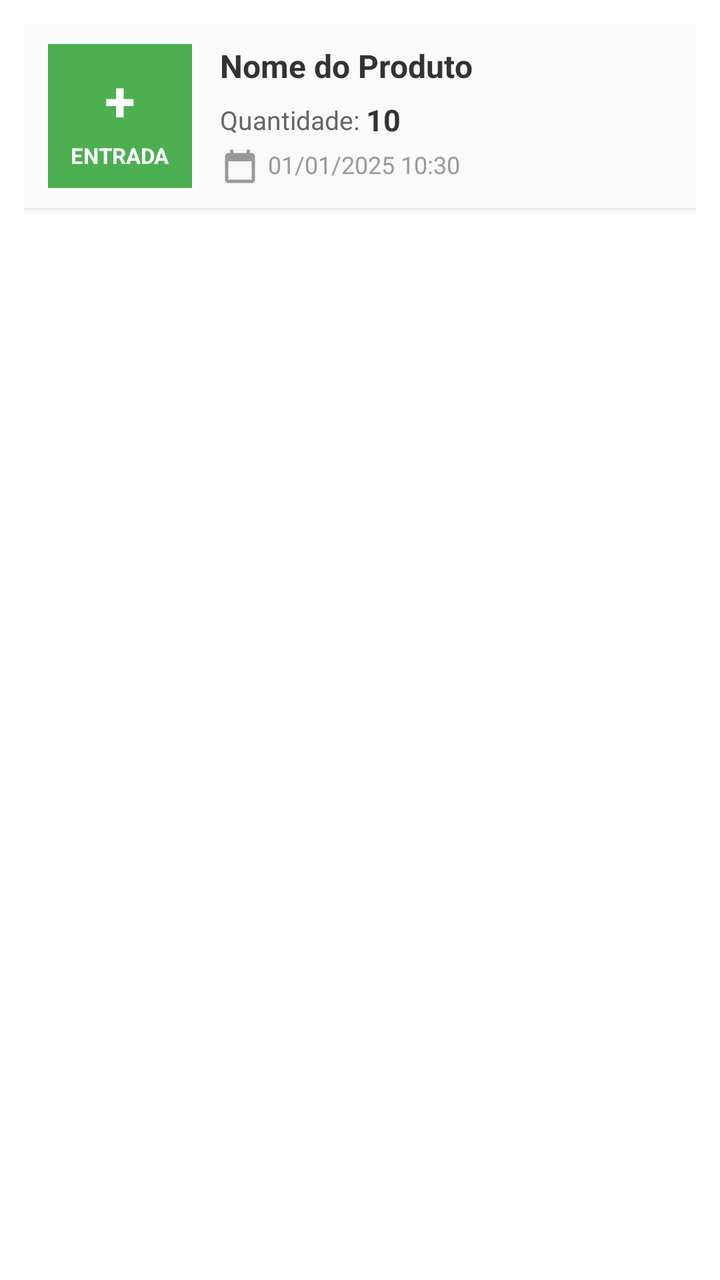
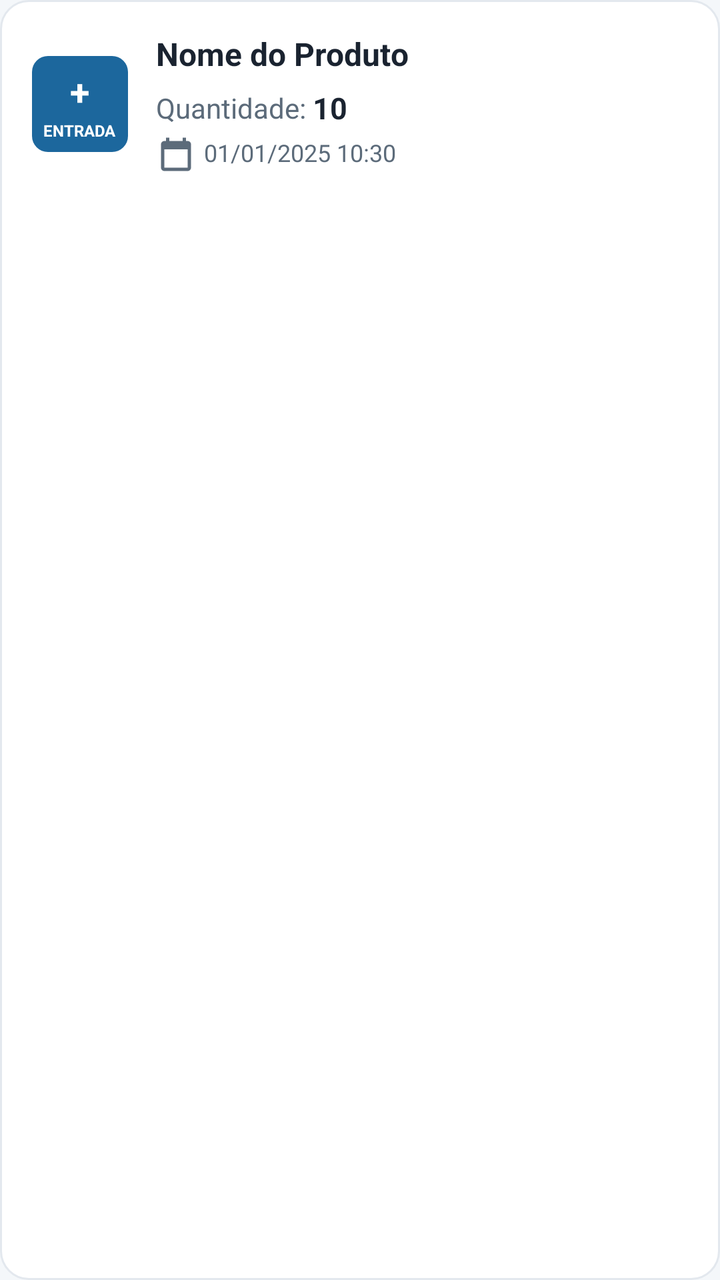

Before-and-after screenshots of an Android layout around one commit, followed by the original layout XML and the change that was made.
<!-- AndroidManifest.xml: application theme CustomActionBarTheme -->
<!-- res/layout/history_item.xml -->
<?xml version="1.0" encoding="utf-8"?>
<LinearLayout xmlns:android="http://schemas.android.com/apk/res/android"
    android:layout_width="match_parent"
    android:layout_height="wrap_content"
    android:orientation="vertical"
    android:padding="12dp"
    android:background="#FFFFFF">

    <LinearLayout
        android:layout_width="match_parent"
        android:layout_height="wrap_content"
        android:orientation="horizontal"
        android:gravity="center_vertical"
        android:elevation="2dp"
        android:background="#FAFAFA"
        android:paddingLeft="12dp"
        android:paddingRight="12dp"
        android:paddingTop="10dp"
        android:paddingBottom="10dp">

        
        <LinearLayout
            android:id="@+id/typeBadge"
            android:layout_width="72dp"
            android:layout_height="72dp"
            android:orientation="vertical"
            android:gravity="center"
            android:background="#4CAF50">

            <TextView
                android:id="@+id/typeSign"
                android:layout_width="wrap_content"
                android:layout_height="wrap_content"
                android:text="+"
                android:textColor="#FFFFFF"
                android:textSize="28sp"
                android:textStyle="bold" />

            <TextView
                android:id="@+id/typeLabel"
                android:layout_width="wrap_content"
                android:layout_height="wrap_content"
                android:text="ENTRADA"
                android:textColor="#FFFFFF"
                android:textSize="11sp"
                android:textStyle="bold"
                android:layout_marginTop="2dp" />

        </LinearLayout>

        
        <LinearLayout
            android:layout_width="0dp"
            android:layout_height="wrap_content"
            android:layout_weight="1"
            android:orientation="vertical"
            android:layout_marginLeft="14dp">

            
            <TextView
                android:id="@+id/productName"
                android:layout_width="match_parent"
                android:layout_height="wrap_content"
                android:text="Nome do Produto"
                android:textStyle="bold"
                android:textSize="16sp"
                android:textColor="#333333"
                android:maxLines="2"
                android:ellipsize="end" />

            
            <LinearLayout
                android:layout_width="match_parent"
                android:layout_height="wrap_content"
                android:orientation="horizontal"
                android:layout_marginTop="6dp"
                android:gravity="center_vertical">

                <TextView
                    android:layout_width="wrap_content"
                    android:layout_height="wrap_content"
                    android:text="Quantidade: "
                    android:textSize="13sp"
                    android:textColor="#666666" />

                <TextView
                    android:id="@+id/quantity"
                    android:layout_width="wrap_content"
                    android:layout_height="wrap_content"
                    android:text="10"
                    android:textSize="15sp"
                    android:textStyle="bold"
                    android:textColor="#333333" />

            </LinearLayout>

            
            <LinearLayout
                android:layout_width="match_parent"
                android:layout_height="wrap_content"
                android:orientation="horizontal"
                android:layout_marginTop="4dp">

                <TextView
                    android:id="@+id/dateTime"
                    android:layout_width="wrap_content"
                    android:layout_height="wrap_content"
                    android:text="01/01/2025 10:30"
                    android:textSize="12sp"
                    android:textColor="#999999"
                    android:drawableLeft="@drawable/ic_calendar"
                    android:drawablePadding="4dp" />

            </LinearLayout>

        </LinearLayout>

    </LinearLayout>

    
    <TextView
        android:id="@+id/note"
        android:layout_width="match_parent"
        android:layout_height="wrap_content"
        android:text="Observação sobre a movimentação"
        android:textSize="13sp"
        android:textColor="#666666"
        android:background="#FFF9E6"
        android:padding="10dp"
        android:layout_marginTop="8dp"
        android:visibility="gone" />

</LinearLayout>
<!-- resources referenced by this layout -->
<resources>
  <!-- drawable ic_calendar (drawable) -->
  <?xml version="1.0" encoding="utf-8"?>
  <vector xmlns:android="http://schemas.android.com/apk/res/android"
      android:width="20dp"
      android:height="20dp"
      android:viewportWidth="24"
      android:viewportHeight="24">
      <path
          android:fillColor="#999999"
          android:pathData="M19,3h-1V1h-2v2H8V1H6v2H5C3.9,3,3,3.9,3,5v14c0,1.1,0.9,2,2,2h14c1.1,0,2-0.9,2-2V5C21,3.9,20.1,3,19,3z M19,19H5V8h14V19z" />
  </vector>
  <style name="CustomActionBarTheme" parent="@style/Theme.AppCompat.Light.DarkActionBar">
          <item name="android:actionBarStyle">@style/MyActionBar</item>
          <item name="actionBarStyle">@style/MyActionBar</item>
          <item name="colorPrimary">@color/colorPrimary</item>
          <item name="colorPrimaryDark">@color/colorPrimaryDark</item>
          <item name="colorAccent">@color/colorAccent</item>
          
          <item name="android:statusBarColor">@color/system_bar</item>
          <item name="android:navigationBarColor">@color/system_bar</item>
          <item name="android:windowLightStatusBar">false</item>
          <item name="android:windowLightNavigationBar">false</item>
      </style>
  <color name="colorPrimary">#3F51B5</color>
  <color name="colorPrimaryDark">#303F9F</color>
  <color name="colorAccent">#225aa9</color>
  <color name="system_bar">#ff1c679d</color>
  <color name="colorActionBar">#ff1c679d</color>
  <!-- unchanged entries left out for length: 1 -->
</resources>

<!-- the commit's change to res/layout/history_item.xml (unified diff, before → after) -->
@@ -3,37 +3,30 @@
     android:layout_width="match_parent"
     android:layout_height="wrap_content"
     android:orientation="vertical"
-    android:padding="12dp"
-    android:background="#FFFFFF">
+    android:background="@drawable/bg_surface"
+    android:padding="@dimen/group_padding_compact">
 
     <LinearLayout
         android:layout_width="match_parent"
         android:layout_height="wrap_content"
         android:orientation="horizontal"
-        android:gravity="center_vertical"
-        android:elevation="2dp"
-        android:background="#FAFAFA"
-        android:paddingLeft="12dp"
-        android:paddingRight="12dp"
-        android:paddingTop="10dp"
-        android:paddingBottom="10dp">
+        android:gravity="center_vertical">
 
-        
         <LinearLayout
             android:id="@+id/typeBadge"
-            android:layout_width="72dp"
-            android:layout_height="72dp"
+            android:layout_width="@dimen/history_badge_size"
+            android:layout_height="@dimen/history_badge_size"
             android:orientation="vertical"
             android:gravity="center"
-            android:background="#4CAF50">
+            android:background="@drawable/bg_type_badge">
 
             <TextView
                 android:id="@+id/typeSign"
                 android:layout_width="wrap_content"
                 android:layout_height="wrap_content"
                 android:text="+"
-                android:textColor="#FFFFFF"
-                android:textSize="28sp"
+                android:textColor="@color/color_text_on_brand"
+                android:textSize="18sp"
                 android:textStyle="bold" />
 
             <TextView
@@ -41,14 +34,14 @@
                 android:layout_width="wrap_content"
                 android:layout_height="wrap_content"
                 android:text="ENTRADA"
-                android:textColor="#FFFFFF"
-                android:textSize="11sp"
+                android:textColor="@color/color_text_on_brand"
+                android:textSize="8sp"
                 android:textStyle="bold"
+                android:gravity="center"
+                android:maxLines="2"
                 android:layout_marginTop="2dp" />
-
         </LinearLayout>
 
-        
         <LinearLayout
             android:layout_width="0dp"
             android:layout_height="wrap_content"
@@ -56,19 +49,15 @@
             android:orientation="vertical"
             android:layout_marginLeft="14dp">
 
-            
             <TextView
                 android:id="@+id/productName"
                 android:layout_width="match_parent"
                 android:layout_height="wrap_content"
                 android:text="Nome do Produto"
-                android:textStyle="bold"
-                android:textSize="16sp"
-                android:textColor="#333333"
+                android:textAppearance="@style/TextAppearance.Estoque.Section"
                 android:maxLines="2"
                 android:ellipsize="end" />
 
-            
             <LinearLayout
                 android:layout_width="match_parent"
                 android:layout_height="wrap_content"
@@ -80,8 +69,7 @@
                     android:layout_width="wrap_content"
                     android:layout_height="wrap_content"
                     android:text="Quantidade: "
-                    android:textSize="13sp"
-                    android:textColor="#666666" />
+                    android:textAppearance="@style/TextAppearance.Estoque.Supporting" />
 
                 <TextView
                     android:id="@+id/quantity"
@@ -90,44 +78,30 @@
                     android:text="10"
                     android:textSize="15sp"
                     android:textStyle="bold"
-                    android:textColor="#333333" />
-
+                    android:textColor="@color/color_text" />
             </LinearLayout>
 
-            
-            <LinearLayout
-                android:layout_width="match_parent"
+            <TextView
+                android:id="@+id/dateTime"
+                android:layout_width="wrap_content"
                 android:layout_height="wrap_content"
-                android:orientation="horizontal"
-                android:layout_marginTop="4dp">
-
-                <TextView
-                    android:id="@+id/dateTime"
-                    android:layout_width="wrap_content"
-                    android:layout_height="wrap_content"
-                    android:text="01/01/2025 10:30"
-                    android:textSize="12sp"
-                    android:textColor="#999999"
-                    android:drawableLeft="@drawable/ic_calendar"
-                    android:drawablePadding="4dp" />
-
-            </LinearLayout>
-
+                android:layout_marginTop="4dp"
+                android:text="01/01/2025 10:30"
+                android:textAppearance="@style/TextAppearance.Estoque.Caption"
+                android:drawableLeft="@drawable/ic_calendar"
+                android:drawablePadding="4dp" />
         </LinearLayout>
-
     </LinearLayout>
 
-    
     <TextView
         android:id="@+id/note"
         android:layout_width="match_parent"
         android:layout_height="wrap_content"
         android:text="Observação sobre a movimentação"
-        android:textSize="13sp"
-        android:textColor="#666666"
-        android:background="#FFF9E6"
-        android:padding="10dp"
-        android:layout_marginTop="8dp"
+        android:textAppearance="@style/TextAppearance.Estoque.Supporting"
+        android:background="@drawable/bg_surface_muted"
+        android:padding="@dimen/row_gap"
+        android:layout_marginTop="@dimen/field_gap"
         android:visibility="gone" />
 
 </LinearLayout>
<!-- resource entries referenced after the edit -->
@@ -1,5 +1,38 @@
 <!-- resources referenced by this layout -->
 <resources>
+  <color name="color_text">#1A2330</color>
+  <color name="color_text_on_brand">#FFFFFF</color>
+  <dimen name="field_gap">8dp</dimen>
+  <dimen name="group_padding_compact">16dp</dimen>
+  <dimen name="history_badge_size">48dp</dimen>
+  <dimen name="row_gap">10dp</dimen>
+  <!-- drawable bg_surface (drawable) -->
+  <?xml version="1.0" encoding="utf-8"?>
+  <shape xmlns:android="http://schemas.android.com/apk/res/android"
+      android:shape="rectangle">
+      <solid android:color="@color/color_surface_content" />
+      <corners android:radius="@dimen/radius_surface" />
+      <stroke
+          android:width="@dimen/stroke_width"
+          android:color="@color/color_border" />
+  </shape>
+  <!-- drawable bg_surface_muted (drawable) -->
+  <?xml version="1.0" encoding="utf-8"?>
+  <shape xmlns:android="http://schemas.android.com/apk/res/android"
+      android:shape="rectangle">
+      <solid android:color="@color/color_surface" />
+      <corners android:radius="@dimen/radius_muted" />
+      <stroke
+          android:width="@dimen/stroke_width"
+          android:color="@color/color_border_muted" />
+  </shape>
+  <!-- drawable bg_type_badge (drawable) -->
+  <?xml version="1.0" encoding="utf-8"?>
+  <shape xmlns:android="http://schemas.android.com/apk/res/android"
+      android:shape="rectangle">
+      <solid android:color="@color/color_brand" />
+      <corners android:radius="@dimen/radius_chip" />
+  </shape>
   <!-- drawable ic_calendar (drawable) -->
   <?xml version="1.0" encoding="utf-8"?>
   <vector xmlns:android="http://schemas.android.com/apk/res/android"
@@ -8,26 +41,129 @@
       android:viewportWidth="24"
       android:viewportHeight="24">
       <path
-          android:fillColor="#999999"
+          android:fillColor="@color/color_text_muted"
           android:pathData="M19,3h-1V1h-2v2H8V1H6v2H5C3.9,3,3,3.9,3,5v14c0,1.1,0.9,2,2,2h14c1.1,0,2-0.9,2-2V5C21,3.9,20.1,3,19,3z M19,19H5V8h14V19z" />
   </vector>
-  <style name="CustomActionBarTheme" parent="@style/Theme.AppCompat.Light.DarkActionBar">
+  <style name="TextAppearance.Estoque.Caption">
+          <item name="android:textSize">12sp</item>
+          <item name="android:textColor">@color/color_text_muted</item>
+          <item name="android:lineSpacingExtra">3dp</item>
+      </style>
+  <style name="TextAppearance.Estoque.Section">
+          <item name="android:textSize">16sp</item>
+          <item name="android:textStyle">bold</item>
+          <item name="android:textColor">@color/color_text</item>
+      </style>
+  <style name="TextAppearance.Estoque.Supporting">
+          <item name="android:textSize">14sp</item>
+          <item name="android:textColor">@color/color_text_muted</item>
+          <item name="android:lineSpacingExtra">3dp</item>
+      </style>
+  <style name="CustomActionBarTheme" parent="Theme.MaterialComponents.Light.DarkActionBar.Bridge">
           <item name="android:actionBarStyle">@style/MyActionBar</item>
           <item name="actionBarStyle">@style/MyActionBar</item>
           <item name="colorPrimary">@color/colorPrimary</item>
           <item name="colorPrimaryDark">@color/colorPrimaryDark</item>
           <item name="colorAccent">@color/colorAccent</item>
+          <item name="android:windowBackground">@color/color_surface</item>
+          <item name="colorControlActivated">@color/color_brand</item>
+          <item name="colorControlNormal">@color/color_text_muted</item>
+          <item name="android:textColorPrimary">@color/color_text</item>
+          <item name="android:textColorSecondary">@color/color_text_muted</item>
+          <item name="buttonStyle">@style/Widget.Estoque.Button.Primary</item>
+          <item name="android:buttonStyle">@style/Widget.Estoque.Button.Primary</item>
+          <item name="materialButtonStyle">@style/Widget.Estoque.Button.Primary</item>
+          <item name="alertDialogTheme">@style/Theme.Estoque.Dialog</item>
+          <item name="android:alertDialogTheme">@style/Theme.Estoque.Dialog</item>
+          <item name="textInputStyle">@style/Widget.Estoque.TextInputLayout</item>
+          
+          <item name="viewInflaterClass">androidx.appcompat.app.AppCompatViewInflater</item>
           
           <item name="android:statusBarColor">@color/system_bar</item>
           <item name="android:navigationBarColor">@color/system_bar</item>
           <item name="android:windowLightStatusBar">false</item>
           <item name="android:windowLightNavigationBar">false</item>
       </style>
-  <color name="colorPrimary">#3F51B5</color>
-  <color name="colorPrimaryDark">#303F9F</color>
-  <color name="colorAccent">#225aa9</color>
-  <color name="system_bar">#ff1c679d</color>
-  <color name="colorActionBar">#ff1c679d</color>
+  <color name="color_surface_content">#FFFFFF</color>
+  <dimen name="radius_surface">14dp</dimen>
+  <dimen name="stroke_width">1dp</dimen>
+  <color name="color_border">#E3E8EE</color>
+  <color name="color_surface">#F4F7FA</color>
+  <dimen name="radius_muted">12dp</dimen>
+  <color name="color_border_muted">#E0E6ED</color>
+  <color name="color_brand">#1C679D</color>
+  <dimen name="radius_chip">8dp</dimen>
+  <color name="color_text_muted">#5C6B7A</color>
+  <color name="colorPrimary">@color/color_brand</color>
+  <color name="colorPrimaryDark">@color/color_brand_dark</color>
+  <color name="colorAccent">@color/color_brand</color>
+  <style name="Widget.Estoque.Button.Primary" parent="Widget.AppCompat.Button">
+          <item name="android:background">@drawable/bg_button_primary</item>
+          <item name="android:textColor">@color/button_primary_text</item>
+          <item name="android:textAllCaps">false</item>
+          <item name="android:textSize">16sp</item>
+          <item name="android:textStyle">bold</item>
+          <item name="android:paddingTop">@dimen/button_padding_vertical</item>
+          <item name="android:paddingBottom">@dimen/button_padding_vertical</item>
+          <item name="android:minHeight">@dimen/button_min_height</item>
+          <item name="android:stateListAnimator">@null</item>
+          <item name="android:elevation">0dp</item>
+      </style>
+  <style name="Theme.Estoque.Dialog" parent="Theme.MaterialComponents.Light.Dialog.Alert.Bridge">
+          <item name="colorAccent">@color/color_brand</item>
+          <item name="colorPrimary">@color/color_brand</item>
+          <item name="android:textColorPrimary">@color/color_text</item>
+          <item name="android:windowBackground">@color/color_surface_content</item>
+          <item name="textInputStyle">@style/Widget.Estoque.TextInputLayout</item>
+          <item name="viewInflaterClass">androidx.appcompat.app.AppCompatViewInflater</item>
+      </style>
+  <style name="Widget.Estoque.TextInputLayout" parent="Widget.MaterialComponents.TextInputLayout.OutlinedBox">
+          <item name="boxStrokeColor">@color/input_stroke</item>
+          <item name="hintTextColor">@color/color_brand</item>
+          <item name="android:textColorHint">@color/color_text_muted</item>
+          <item name="boxCornerRadiusTopStart">@dimen/radius_button</item>
+          <item name="boxCornerRadiusTopEnd">@dimen/radius_button</item>
+          <item name="boxCornerRadiusBottomStart">@dimen/radius_button</item>
+          <item name="boxCornerRadiusBottomEnd">@dimen/radius_button</item>
+          <item name="boxStrokeWidth">@dimen/stroke_width</item>
+          <item name="boxStrokeWidthFocused">@dimen/stroke_width_button</item>
+      </style>
+  <color name="system_bar">@color/color_brand</color>
+  <color name="colorActionBar">@color/color_brand</color>
+  <color name="color_brand_dark">#15537E</color>
+  <!-- drawable bg_button_primary (drawable) -->
+  <?xml version="1.0" encoding="utf-8"?>
+  <ripple xmlns:android="http://schemas.android.com/apk/res/android"
+      android:color="@color/color_ripple_on_brand">
+      <item android:id="@android:id/mask">
+          <shape android:shape="rectangle">
+              <solid android:color="@android:color/white" />
+              <corners android:radius="@dimen/radius_button" />
+          </shape>
+      </item>
+      <item>
+          <selector>
+              <item android:state_enabled="false">
+                  <shape android:shape="rectangle">
+                      <solid android:color="@color/color_disabled" />
+                      <corners android:radius="@dimen/radius_button" />
+                  </shape>
+              </item>
+              <item>
+                  <shape android:shape="rectangle">
+                      <solid android:color="@color/color_brand" />
+                      <corners android:radius="@dimen/radius_button" />
+                  </shape>
+              </item>
+          </selector>
+      </item>
+  </ripple>
+  <dimen name="button_padding_vertical">14dp</dimen>
+  <dimen name="button_min_height">48dp</dimen>
+  <dimen name="radius_button">10dp</dimen>
+  <dimen name="stroke_width_button">1.5dp</dimen>
+  <color name="color_ripple_on_brand">#33FFFFFF</color>
+  <color name="color_disabled">#C5CDD6</color>
   <!-- unchanged entries left out for length: 1 -->
 </resources>
 
